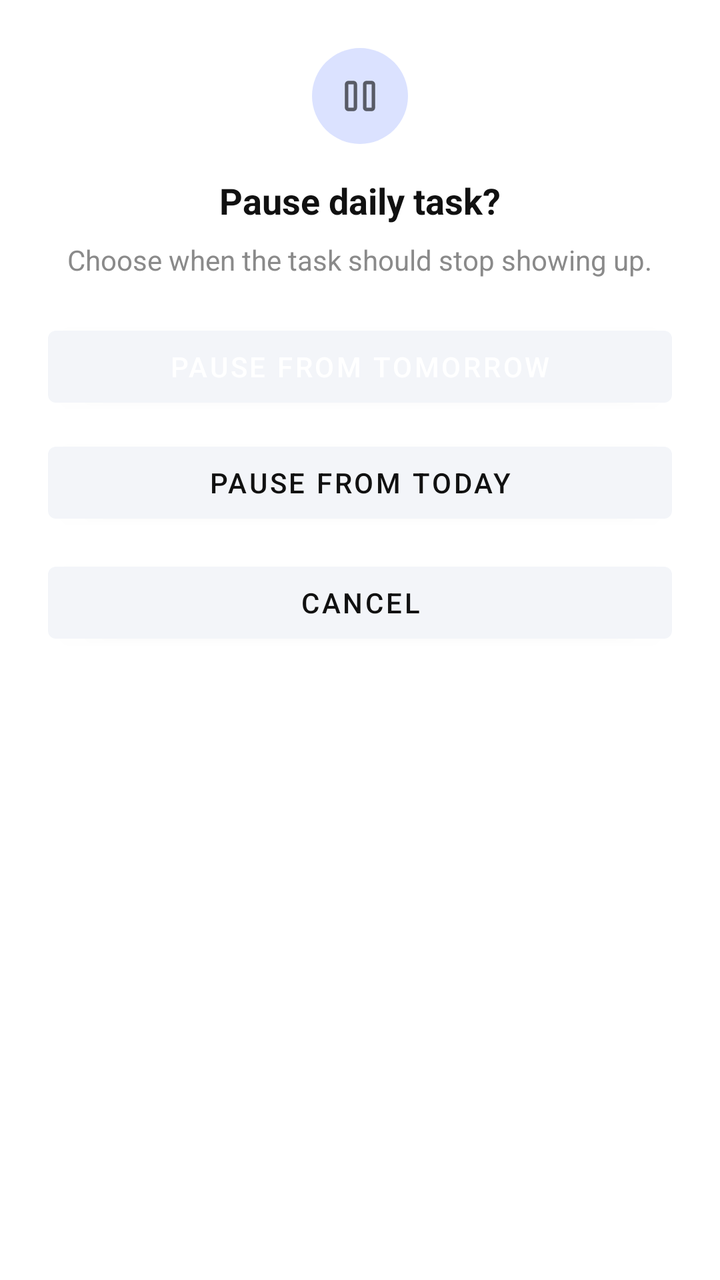
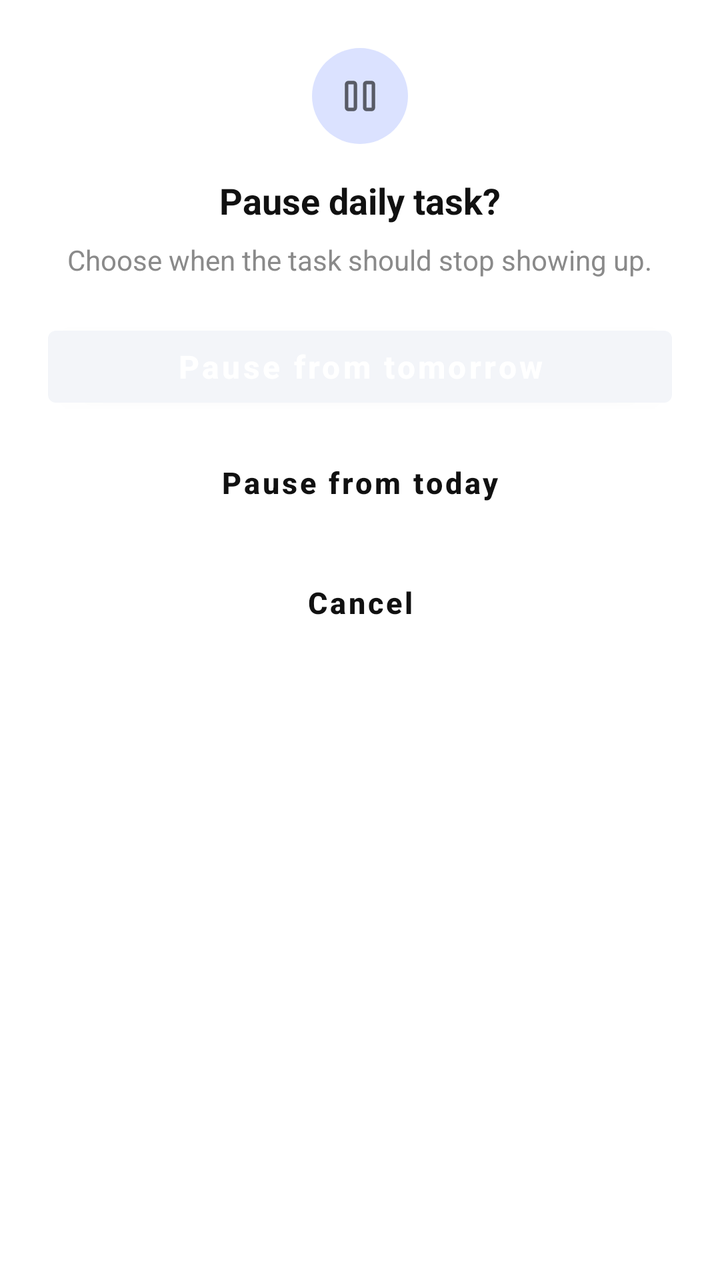

Two renders of the same Android screen: before a commit and after it. Below are the layout's source before the change and the commit's diff.
<!-- AndroidManifest.xml: application theme Theme.GrowDaily -->
<!-- res/layout/dialog_pause_options.xml -->
<?xml version="1.0" encoding="utf-8"?>
<LinearLayout xmlns:android="http://schemas.android.com/apk/res/android"
    android:layout_width="wrap_content"
    android:layout_height="wrap_content"
    android:background="@drawable/dialog_surface_card"
    android:gravity="center_horizontal"
    android:orientation="vertical"
    android:padding="24dp">

    <ImageView
        android:id="@+id/ivActionIcon"
        android:layout_width="48dp"
        android:layout_height="48dp"
        android:layout_marginBottom="16dp"
        android:background="@drawable/circle_background"
        android:backgroundTint="@color/category_dark_blue_25"
        android:contentDescription="Pause"
        android:padding="10dp"
        android:src="@drawable/ic_pause" />

    <TextView
        android:id="@+id/tvActionTitle"
        android:layout_width="wrap_content"
        android:layout_height="wrap_content"
        android:layout_marginBottom="8dp"
        android:text="Pause daily task?"
        android:textColor="@color/dialog_text_primary"
        android:textSize="18sp"
        android:textStyle="bold" />

    <TextView
        android:id="@+id/tvActionMessage"
        android:layout_width="wrap_content"
        android:layout_height="wrap_content"
        android:layout_marginBottom="20dp"
        android:gravity="center"
        android:text="Choose when the task should stop showing up."
        android:textAlignment="center"
        android:textColor="@color/dialog_text_secondary"
        android:textSize="14sp" />

    <Button
        android:id="@+id/primaryButton"
        android:layout_width="match_parent"
        android:layout_height="wrap_content"
        android:layout_marginBottom="10dp"
        android:text="Pause from tomorrow"
        android:textColor="@android:color/white" />

    <Button
        android:id="@+id/secondaryActionButton"
        android:layout_width="match_parent"
        android:layout_height="wrap_content"
        android:layout_marginBottom="12dp"
        android:text="Pause from today"
        android:textColor="@color/dialog_secondary_action" />

    <Button
        android:id="@+id/cancelButton"
        android:layout_width="match_parent"
        android:layout_height="wrap_content"
        android:text="Cancel"
        android:textColor="@color/dialog_secondary_action" />

</LinearLayout>
<!-- resources referenced by this layout -->
<resources>
  <color name="category_dark_blue_25">#40708CFF</color>
  <color name="dialog_secondary_action">#111111</color>
  <color name="dialog_text_primary">#111111</color>
  <color name="dialog_text_secondary">#8A8A8A</color>
  <!-- drawable circle_background (drawable) -->
  <?xml version="1.0" encoding="utf-8"?>
  <shape xmlns:android="http://schemas.android.com/apk/res/android"
      android:shape="oval">
      <solid android:color="@color/brand_blue"/>
  </shape>
  <!-- drawable dialog_surface_card (drawable) -->
  <?xml version="1.0" encoding="utf-8"?>
  <shape xmlns:android="http://schemas.android.com/apk/res/android" android:shape="rectangle">
      <solid android:color="@color/dialog_surface"/>
      <corners android:radius="24dp"/>
  </shape>
  <!-- drawable ic_pause (drawable) -->
  <vector xmlns:android="http://schemas.android.com/apk/res/android" android:width="24dp" android:height="24dp" android:viewportWidth="960" android:viewportHeight="960" android:tint="?attr/colorControlNormal">
      <path android:fillColor="@android:color/white" android:pathData="M590,740Q565.46,740 547.73,722.27Q530,704.54 530,680L530,280Q530,255.46 547.73,237.73Q565.46,220 590,220L680,220Q704.54,220 722.27,237.73Q740,255.46 740,280L740,680Q740,704.54 722.27,722.27Q704.54,740 680,740L590,740ZM280,740Q255.46,740 237.73,722.27Q220,704.54 220,680L220,280Q220,255.46 237.73,237.73Q255.46,220 280,220L370,220Q394.54,220 412.27,237.73Q430,255.46 430,280L430,680Q430,704.54 412.27,722.27Q394.54,740 370,740L280,740ZM590,680L680,680L680,280L590,280L590,680ZM280,680L370,680L370,280L280,280L280,680ZM280,280L280,280L280,680L280,680L280,280ZM590,280L590,280L590,680L590,680L590,280Z"/>
  </vector>
  <style name="Theme.GrowDaily" parent="Theme.MaterialComponents.DayNight.DarkActionBar">
          
          <item name="colorPrimary">@color/app_bar_surface</item>
          <item name="colorPrimaryVariant">@color/app_bar_surface</item>
          <item name="colorOnPrimary">@color/app_bar_content</item>
  
          
          <item name="colorSecondary">@color/brand_blue</item>
          <item name="colorSecondaryVariant">@color/brand_blue</item>
          <item name="colorOnSecondary">@color/white</item>
  
          
          <item name="android:statusBarColor">@color/app_bar_surface</item>
          <item name="android:windowLightStatusBar">true</item>
          <item name="android:forceDarkAllowed">false</item>
      </style>
  <color name="brand_blue">#708CFF</color>
  <color name="dialog_surface">#FFFFFF</color>
  <color name="app_bar_surface">#F3F5F9</color>
  <color name="app_bar_content">#111111</color>
  <color name="white">#FFFFFF</color>
</resources>

<!-- the commit's change to res/layout/dialog_pause_options.xml (unified diff, before → after) -->
@@ -41,25 +41,22 @@
 
     <Button
         android:id="@+id/primaryButton"
-        android:layout_width="match_parent"
+        style="@style/DialogPrimaryButton"
         android:layout_height="wrap_content"
         android:layout_marginBottom="10dp"
-        android:text="Pause from tomorrow"
-        android:textColor="@android:color/white" />
+        android:text="Pause from tomorrow" />
 
     <Button
         android:id="@+id/secondaryActionButton"
-        android:layout_width="match_parent"
+        style="@style/DialogSecondaryButton"
         android:layout_height="wrap_content"
         android:layout_marginBottom="12dp"
-        android:text="Pause from today"
-        android:textColor="@color/dialog_secondary_action" />
+        android:text="Pause from today" />
 
     <Button
         android:id="@+id/cancelButton"
-        android:layout_width="match_parent"
+        style="@style/DialogSecondaryButton"
         android:layout_height="wrap_content"
-        android:text="Cancel"
-        android:textColor="@color/dialog_secondary_action" />
+        android:text="Cancel" />
 
 </LinearLayout>
<!-- resource entries referenced after the edit -->
@@ -20,6 +20,22 @@
   <vector xmlns:android="http://schemas.android.com/apk/res/android" android:width="24dp" android:height="24dp" android:viewportWidth="960" android:viewportHeight="960" android:tint="?attr/colorControlNormal">
       <path android:fillColor="@android:color/white" android:pathData="M590,740Q565.46,740 547.73,722.27Q530,704.54 530,680L530,280Q530,255.46 547.73,237.73Q565.46,220 590,220L680,220Q704.54,220 722.27,237.73Q740,255.46 740,280L740,680Q740,704.54 722.27,722.27Q704.54,740 680,740L590,740ZM280,740Q255.46,740 237.73,722.27Q220,704.54 220,680L220,280Q220,255.46 237.73,237.73Q255.46,220 280,220L370,220Q394.54,220 412.27,237.73Q430,255.46 430,280L430,680Q430,704.54 412.27,722.27Q394.54,740 370,740L280,740ZM590,680L680,680L680,280L590,280L590,680ZM280,680L370,680L370,280L280,280L280,680ZM280,280L280,280L280,680L280,680L280,280ZM590,280L590,280L590,680L590,680L590,280Z"/>
   </vector>
+  <style name="DialogPrimaryButton" parent="Widget.MaterialComponents.Button">
+          <item name="android:layout_width">match_parent</item>
+          <item name="android:layout_height">52dp</item>
+          <item name="android:textAllCaps">false</item>
+          <item name="android:textColor">@android:color/white</item>
+          <item name="android:textSize">16sp</item>
+          <item name="android:textStyle">bold</item>
+      </style>
+  <style name="DialogSecondaryButton" parent="Widget.MaterialComponents.Button.TextButton">
+          <item name="android:layout_width">match_parent</item>
+          <item name="android:layout_height">50dp</item>
+          <item name="android:textAllCaps">false</item>
+          <item name="android:textColor">@color/dialog_secondary_action</item>
+          <item name="android:textSize">15sp</item>
+          <item name="android:textStyle">bold</item>
+      </style>
   <style name="Theme.GrowDaily" parent="Theme.MaterialComponents.DayNight.DarkActionBar">
           
           <item name="colorPrimary">@color/app_bar_surface</item>
